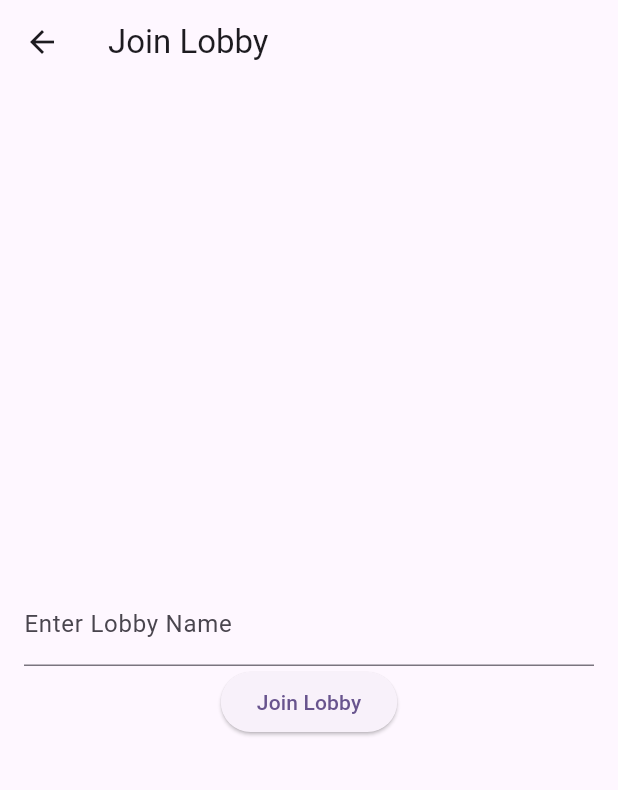
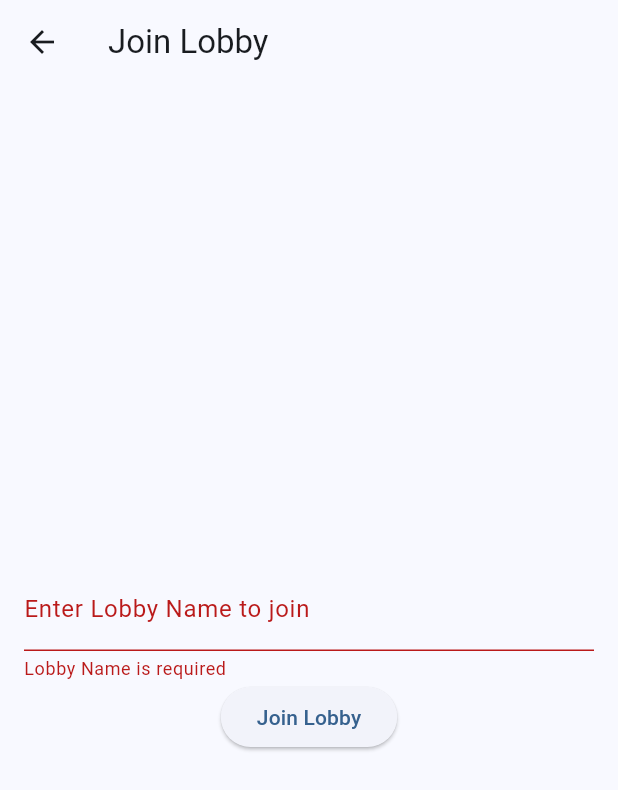
Before and after one commit to dbzvishal/storyteller, a Flutter app: the JoinLobbyPage screen opened directly, after a tap on "Join Lobby", on a phone screen of 412 x 824 dp. Shown: the top 790 px of the screen. Run offline on Flutter 3.47's test engine with Material 2 defaults, Android fonts, the phone set to English and light mode, and no system bars; missing offline and left inert: grpc, protobuf; statements that could not run were skipped.

Commit message:
Add validation to TextFields
Signed-off-by: Dinesh Prasanth M K <mkdineshprasanth@gmail.com>

```diff
--- a/lib/lobby/join.dart
+++ b/lib/lobby/join.dart
@@ -4,10 +4,9 @@ import 'package:storyteller/utils/grpc.dart';
 class JoinLobbyPage extends StatelessWidget {
   final TextEditingController _lobbyNameController = TextEditingController();
   final GrpcClient _grpcClient = GrpcClient();
+  final _formKey = GlobalKey<FormState>();
 
-  JoinLobbyPage({
-    super.key
-  });
+  JoinLobbyPage({super.key});
 
   @override
   Widget build(BuildContext context) {
@@ -15,22 +14,34 @@ class JoinLobbyPage extends StatelessWidget {
         appBar: AppBar(
           title: const Text('Join Lobby'),
         ),
-      body: Center(
+        body: Form(
+          key: _formKey,
+          autovalidateMode: AutovalidateMode.onUserInteraction,
+          child: Center(
             child: Padding(
               padding: const EdgeInsets.all(16.0),
               child: Column(
                 mainAxisAlignment: MainAxisAlignment.center,
                 children: <Widget>[
-              TextField(
+                  TextFormField(
+                    decoration: const InputDecoration(
+                      labelText: 'Enter Lobby Name to join',
+                    ),
                     controller: _lobbyNameController,
-                decoration: const InputDecoration(
-                  labelText: 'Enter Lobby Name',
-                ),
+                    validator: (value) {
+                      if (value == null || value.isEmpty) {
+                        return 'Lobby Name is required';
+                      } else {
+                        return null;
+                      }
+                    },
                   ),
                   ElevatedButton(
                     onPressed: () {
+                      if (_formKey.currentState?.validate() == true) {
                         // Set up gRPC server connection here.
                         _grpcClient.joinLobby(_lobbyNameController.text);
+                      }
                     },
                     child: const Text('Join Lobby'),
                   ),
@@ -38,6 +49,6 @@ class JoinLobbyPage extends StatelessWidget {
               ),
             ),
           ),
-    );
+        ));
   }
 }
--- a/lib/main.dart
+++ b/lib/main.dart
@@ -29,7 +29,7 @@ class MyApp extends StatelessWidget {
         //
         // This works for code too, not just values: Most code changes can be
         // tested with just a hot reload.
-        colorScheme: ColorScheme.fromSeed(seedColor: Colors.deepPurple),
+        colorScheme: ColorScheme.fromSeed(seedColor: Colors.blue),
         useMaterial3: true,
       ),
       home: const MyHomePage(title: 'Storyteller'),
```
Also changed, not shown: lib/lobby/host.dart (+19 -11 lines). Lines whose indentation alone changed are shown as unchanged.
